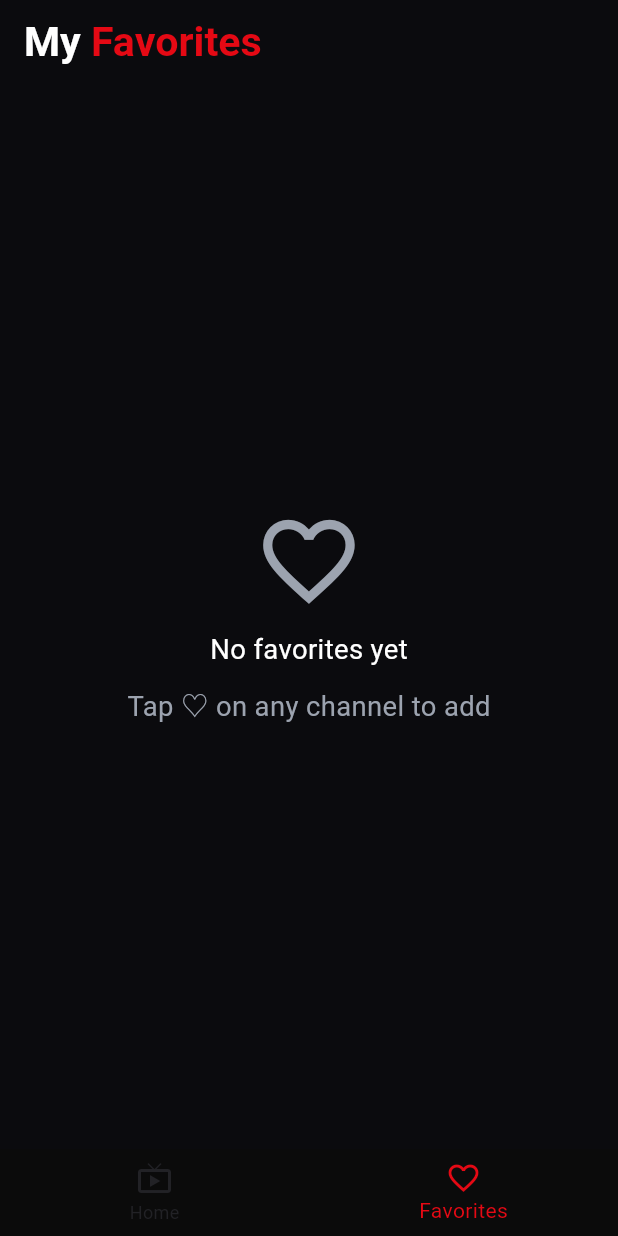
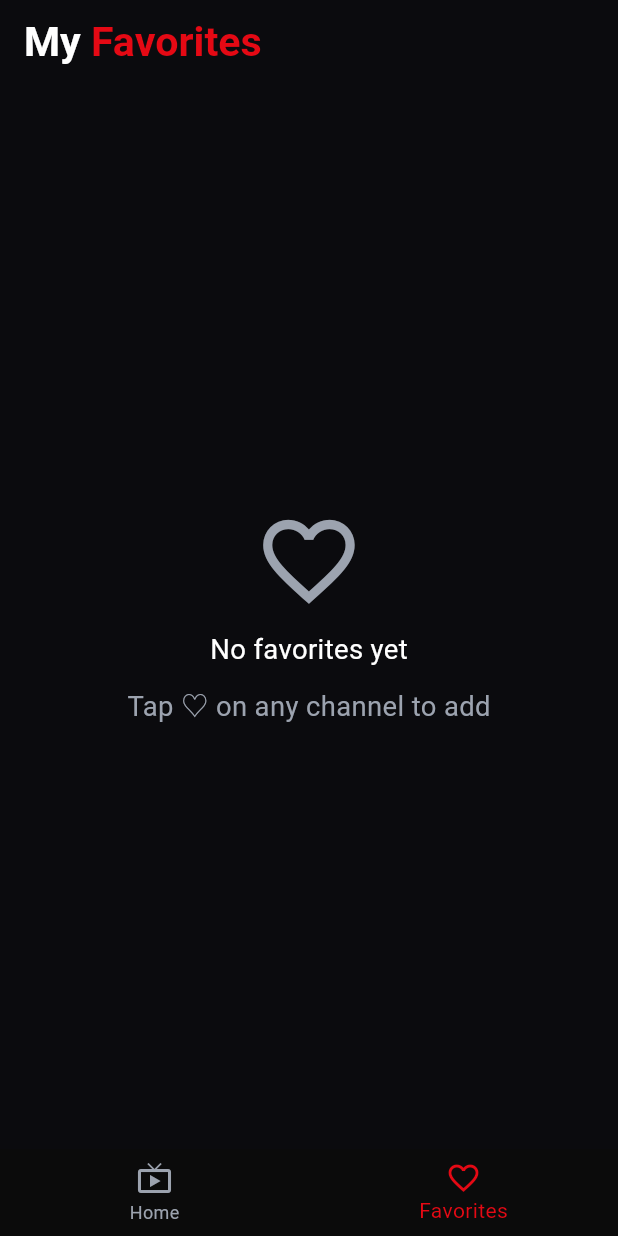
Before and after one commit to bhawesh-codes/mero_tv, a Flutter app: the screen it shows after launch, item 2 of the bottom bar chosen, on a phone screen of 412 x 824 dp. Run offline on Flutter 3.47's test engine with Material 3 defaults, Android fonts, the phone set to English and light mode, and no system bars; our stand-ins replace carousel_slider, dio, firebase_core, firebase_crashlytics, flutter_screenutil, flutter_widget_from_html_core and 11 more; accounts and stored records are empty; generated files the repository leaves out were written again; network calls fail.

Commit message:
fix: update unselected item color in BottomNavigationBar for better visibility

```diff
--- a/lib/ui/views/main_view/main_view.dart
+++ b/lib/ui/views/main_view/main_view.dart
@@ -19,7 +19,7 @@ class MainView extends StackedView<MainViewModel> {
         onTap: viewModel.setIndex,
         backgroundColor: const Color.fromARGB(255, 11, 11, 11),
         selectedItemColor: kcPrimaryColor,
-        unselectedItemColor: kcDisabledTextColor,
+        unselectedItemColor: kcSecondaryTextColor,
         items: const [
           BottomNavigationBarItem(
             icon: Icon(Icons.live_tv),
```
